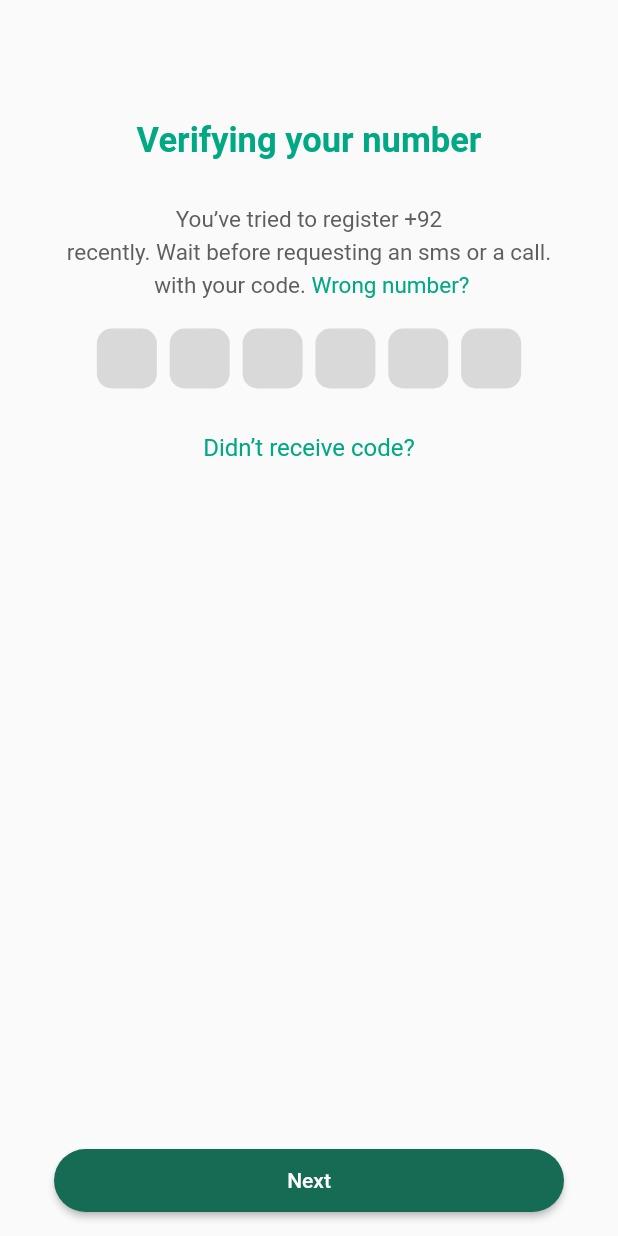
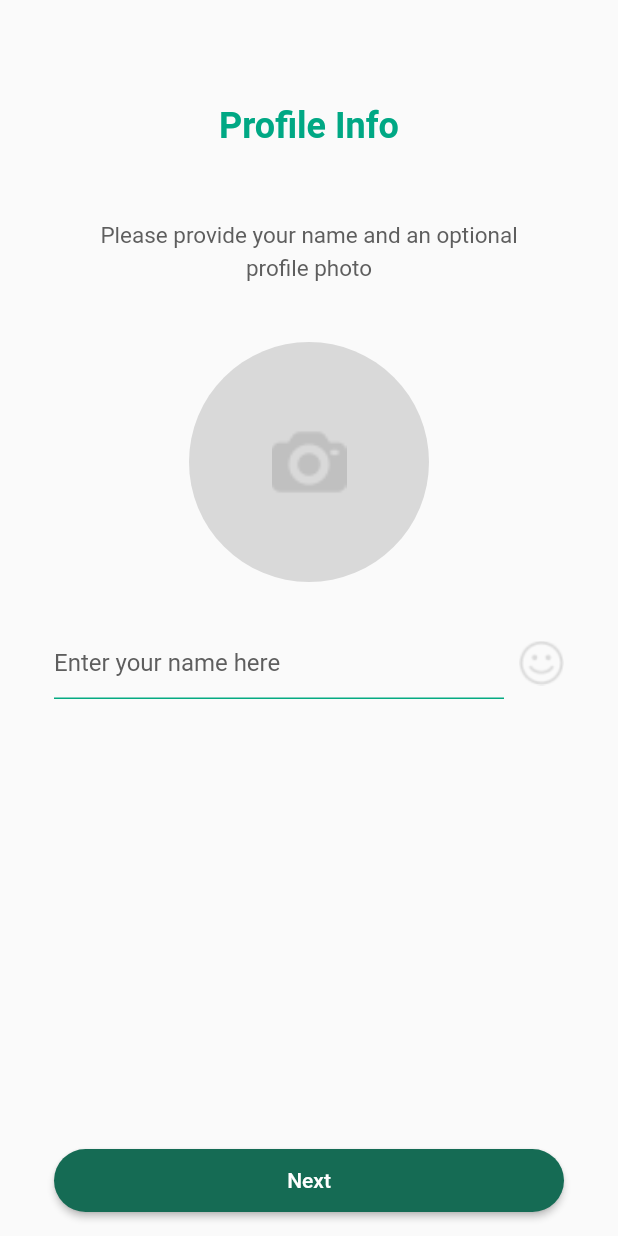
Before and after one commit to dawoodumar24/flutter_whatsapp_ui, a Flutter app: the otpScreen screen opened directly with empty values, after a tap on "Next", on a phone screen of 412 x 824 dp. Run offline on Flutter 3.47's test engine with Material 3 defaults, Android fonts, the phone set to English and light mode, and no system bars; our stand-ins replace image_picker.

Commit message:
Profie Screen completed

```diff
--- a/lib/Screens/OTP/otpscreen.dart
+++ b/lib/Screens/OTP/otpscreen.dart
@@ -1,4 +1,5 @@
 import 'package:flutter/material.dart';
+import 'package:whatsapp_ui/Screens/Profile/profilescreen.dart';
 import 'package:whatsapp_ui/Widgets/uiHelper.dart';
 
 class otpScreen extends StatelessWidget {
@@ -70,7 +71,9 @@ class otpScreen extends StatelessWidget {
           ],
           ),
         ),
-      floatingActionButton: UiHelper.CustomButton(callback: (){}, buttonname: "Next"),
+      floatingActionButton: UiHelper.CustomButton(callback: (){
+        Navigator.push(context, MaterialPageRoute(builder: (context)=>ProfileScreen()));
+      }, buttonname: "Next"),
       floatingActionButtonLocation: FloatingActionButtonLocation.centerFloat,
     );
   }
--- /dev/null
+++ b/lib/Screens/Profile/profilescreen.dart
@@ -0,0 +1,117 @@
+import 'dart:io';
+
+import 'package:flutter/material.dart';
+import 'package:image_picker/image_picker.dart';
+import 'package:whatsapp_ui/Widgets/uiHelper.dart';
+
+class ProfileScreen extends StatefulWidget {
+  @override
+  State<ProfileScreen> createState() => _ProfileScreenState();
+}
+
+class _ProfileScreenState extends State<ProfileScreen> {
+  var profile = TextEditingController();
+  File? pickedImage;
+
+  @override
+  Widget build(BuildContext context) {
+    return Scaffold(
+      body: Center(
+        child: Column(
+          children: [
+            SizedBox(height: 70),
+            UiHelper.customText(
+              text: "Profile Info",
+              height: 24,
+              fontweight: FontWeight.bold,
+              color: Color(0XFF00A884),
+            ),
+            SizedBox(height: 50),
+            UiHelper.customText(
+              text: "Please provide your name and an optional",
+              height: 15,
+              color: Color(0XFF5E5E5E),
+            ),
+            SizedBox(height: 4),
+            UiHelper.customText(
+              text: "profile photo",
+              height: 15,
+              color: Color(0XFF5E5E5E),
+            ),
+            SizedBox(height: 40,),
+            GestureDetector( onTap: (){_openButton(context);},
+              child: pickedImage == null? CircleAvatar(
+                radius: 80,
+                backgroundColor: Color(0XFFD9D9D9),
+                child: Image.asset("assets/images/camera1.png",height: 50, fit: BoxFit.cover,),
+              ): CircleAvatar(
+                radius: 80,
+                backgroundImage: FileImage(pickedImage!),
+              ),
+            ),
+            SizedBox(height: 30,),
+            Row(
+              mainAxisAlignment: MainAxisAlignment.center,
+              children: [
+                SizedBox(width: 300,
+                child: TextField(
+                  keyboardType: TextInputType.name,
+                  controller: profile,
+                  decoration: InputDecoration(
+                       hintText: "Enter your name here",
+                    hintStyle: TextStyle(color: Color(0XFF5E5E5E)),
+                    enabledBorder: UnderlineInputBorder(
+                      borderSide: BorderSide(color: Color(0XFF05AA82))),
+                    focusedBorder: UnderlineInputBorder(
+                        borderSide: BorderSide(color: Color(0XFF05AA82),width: 1)),
+                  ),
+                ),),
+                SizedBox(width: 10,),
+                Image.asset("assets/images/happyface 1.png"),
+              ],
+            )
+          ],
+        ),
+      ),
+      floatingActionButton: UiHelper.CustomButton(callback: (){}, buttonname: "Next"),
+      floatingActionButtonLocation: FloatingActionButtonLocation.centerFloat,
+    );
+  }
+  _openButton(BuildContext context) {
+    return showModalBottomSheet(context: context, builder: (BuildContext context) {
+      return Container(
+        width: 200,
+        height: 200,
+        child: Column(
+          mainAxisAlignment: MainAxisAlignment.center,
+          children: [
+            Row(
+              mainAxisAlignment: MainAxisAlignment.spaceEvenly,
+              children: [
+                IconButton(onPressed: (){
+                  _pickImage(ImageSource.camera);
+                }, icon: Icon(Icons.camera_alt,size: 80,color: Colors.grey,)),
+                IconButton(onPressed: (){
+                  _pickImage(ImageSource.gallery);
+                },icon: Icon(Icons.image,size: 80,color: Colors.grey,)),
+              ],
+            )
+          ],
+        ),
+      );
+    });
+}
+  _pickImage(ImageSource imagesource)async {
+    try{
+      final photo = await ImagePicker().pickImage(source: imagesource);
+      if(photo == null) return;
+      final tempImage = File(photo.path);
+      setState((){
+        pickedImage = tempImage;
+      });
+    }
+    catch(ex) {
+      return ScaffoldMessenger.of(context).showSnackBar(SnackBar(content: Text(ex.toString()),backgroundColor: Color(0XFF00A884),));
+    }
+  }
+}
--- a/pubspec.yaml
+++ b/pubspec.yaml
@@ -34,6 +34,7 @@ dependencies:
   # The following adds the Cupertino Icons font to your application.
   # Use with the CupertinoIcons class for iOS style icons.
   cupertino_icons: ^1.0.8
+  image_picker: ^1.1.2
 
 dev_dependencies:
   flutter_test:
```
Also changed, not shown: assets/images/camera1.png (added), assets/images/happyface 1.png (added), pubspec.lock.
